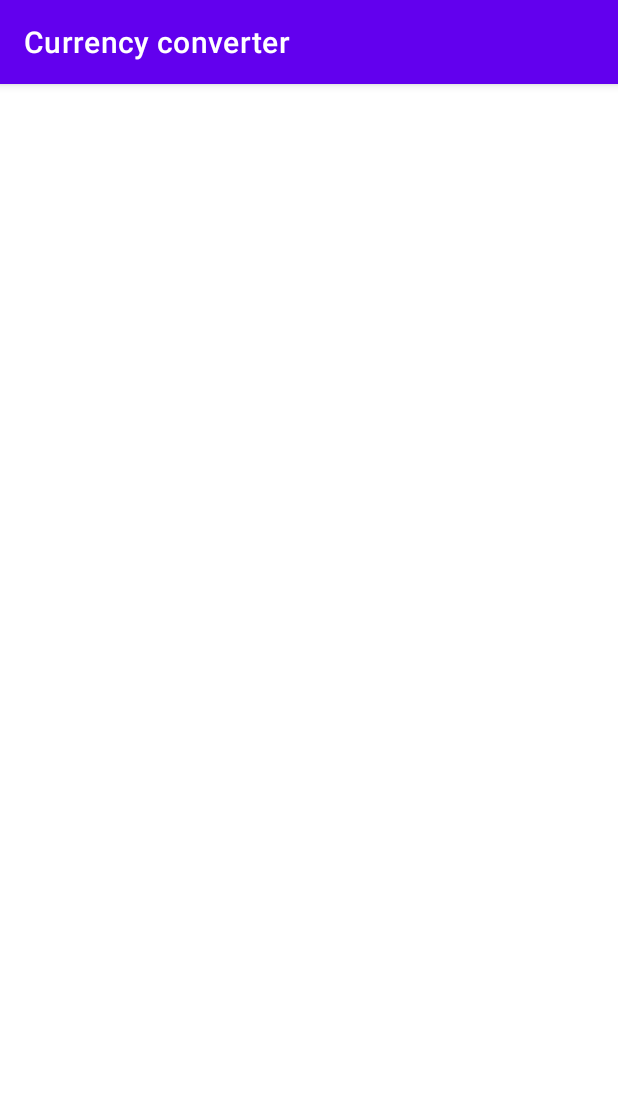
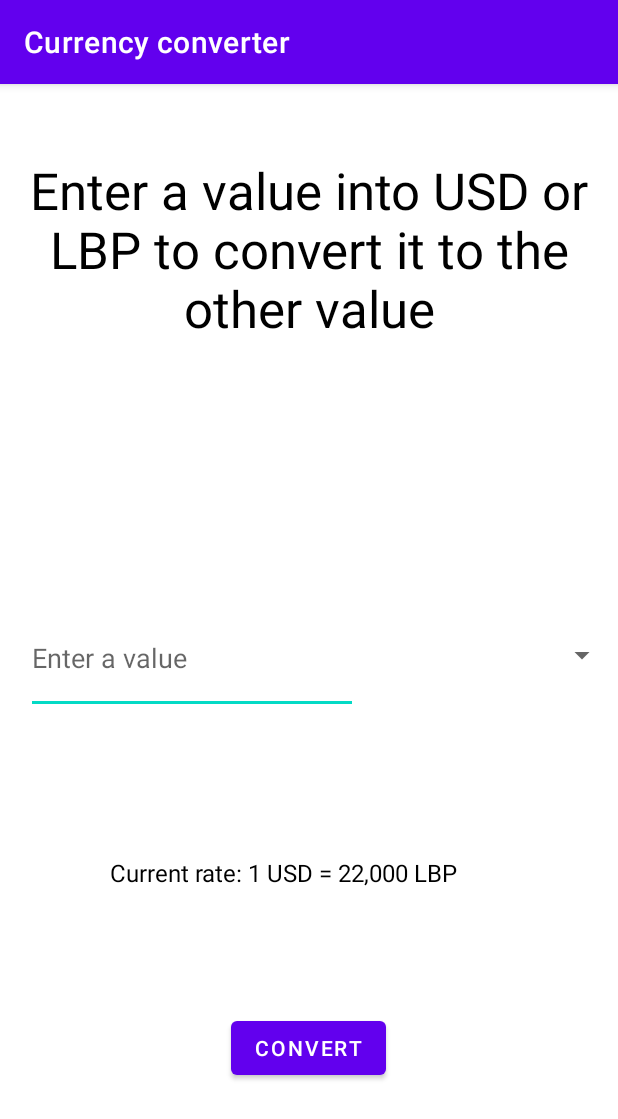
Before and after one commit to TouficAlRifaii/CSC498G-Project-1, an Android app: the screen it shows after launch (Convert), after a tap on "START", on a phone screen of 412 x 824 dp. Shown: the top 1119 px of the screen. Run offline under Robolectric (Android 15) with nearby library versions, the phone set to English and light mode, and no system bars.

Commit message:
in this commit i started designing the second page of the app and i implemented the spinner i also added a nice little easter egg that consists of clicking on the image view and it plays the sound of a coin bag

```diff
--- a/AndroidStudioProjects/Frontend/Currencyconverter/app/src/main/java/com/lau/currencyconverter/MainActivity.java
+++ b/AndroidStudioProjects/Frontend/Currencyconverter/app/src/main/java/com/lau/currencyconverter/MainActivity.java
@@ -3,23 +3,34 @@ package com.lau.currencyconverter;
 import androidx.appcompat.app.AppCompatActivity;
 
 import android.content.Intent;
+import android.media.MediaPlayer;
 import android.os.Bundle;
 import android.view.View;
 import android.widget.Button;
+import android.widget.ImageView;
 
 public class MainActivity extends AppCompatActivity {
 
     private Button button;
+    private ImageView image;
+    MediaPlayer player;
     @Override
     protected void onCreate(Bundle savedInstanceState) {
         super.onCreate(savedInstanceState);
         setContentView(R.layout.activity_main);
         button=(Button) findViewById(R.id.next);
+        image = (ImageView) findViewById(R.id.imageView2);
     }
 
     public void start(View v){
         Intent intent= new Intent(getApplicationContext(),Convert.class);
         startActivity(intent);
     }
+    public void play (View v){
+        if (player == null){
+            player = MediaPlayer.create(getApplicationContext(),R.raw.coindrop);
+        }
+        player.start();
+    }
 
 }
--- a/AndroidStudioProjects/Frontend/Currencyconverter/app/src/main/res/layout/activity_convert.xml
+++ b/AndroidStudioProjects/Frontend/Currencyconverter/app/src/main/res/layout/activity_convert.xml
@@ -2,8 +2,83 @@
 <androidx.constraintlayout.widget.ConstraintLayout xmlns:android="http://schemas.android.com/apk/res/android"
     xmlns:app="http://schemas.android.com/apk/res-auto"
     xmlns:tools="http://schemas.android.com/tools"
+    android:id="@+id/layout"
     android:layout_width="match_parent"
     android:layout_height="match_parent"
-    tools:context=".Convert">
+    tools:context=".MainActivity">
+
+    <TextView
+        android:id="@+id/welcome"
+        android:layout_width="383dp"
+        android:layout_height="214dp"
+        android:layout_marginStart="14dp"
+        android:layout_marginTop="29dp"
+        android:layout_marginEnd="14dp"
+        android:layout_marginBottom="488dp"
+        android:text="Enter a value into USD or LBP to convert it to the other value"
+        android:textAlignment="center"
+        android:textColor="#000000"
+        android:textSize="34sp"
+        app:layout_constraintBottom_toBottomOf="parent"
+        app:layout_constraintEnd_toEndOf="parent"
+        app:layout_constraintHorizontal_bias="1.0"
+        app:layout_constraintStart_toStartOf="parent"
+        app:layout_constraintTop_toTopOf="parent"
+        tools:text="Enter a value into USD or LBP to convert it to the other value" />
+
+    <TextView
+        android:id="@+id/rate"
+        android:layout_width="265dp"
+        android:layout_height="57dp"
+        android:layout_marginStart="73dp"
+        android:layout_marginEnd="73dp"
+        android:text="Current rate: 1 USD = 22,000 LBP"
+        android:textColor="#000000"
+        android:textSize="16sp"
+        app:layout_constraintBottom_toBottomOf="parent"
+        app:layout_constraintEnd_toEndOf="parent"
+        app:layout_constraintHorizontal_bias="0.0"
+        app:layout_constraintStart_toStartOf="parent"
+        app:layout_constraintTop_toTopOf="parent"
+        app:layout_constraintVertical_bias="0.724" />
+
+    <Button
+        android:id="@+id/convert"
+        android:layout_width="wrap_content"
+        android:layout_height="wrap_content"
+        android:layout_marginStart="157dp"
+        android:layout_marginEnd="160dp"
+        android:text="Convert"
+        app:layout_constraintBottom_toBottomOf="parent"
+        app:layout_constraintEnd_toEndOf="parent"
+        app:layout_constraintHorizontal_bias="0.4"
+        app:layout_constraintStart_toStartOf="parent"
+        app:layout_constraintTop_toTopOf="parent"
+        app:layout_constraintVertical_bias="0.859" />
+
+    <EditText
+        android:id="@+id/editTextTextPersonName"
+        android:layout_width="221dp"
+        android:layout_height="74dp"
+        android:ems="10"
+        android:hint="Enter a value"
+        android:inputType="textPersonName"
+        app:layout_constraintBottom_toBottomOf="parent"
+        app:layout_constraintEnd_toEndOf="parent"
+        app:layout_constraintHorizontal_bias="0.091"
+        app:layout_constraintStart_toStartOf="parent"
+        app:layout_constraintTop_toTopOf="parent"
+        app:layout_constraintVertical_bias="0.499" />
+
+    <Spinner
+        android:id="@+id/value"
+        android:layout_width="174dp"
+        android:layout_height="69dp"
+        app:layout_constraintBottom_toBottomOf="parent"
+        app:layout_constraintEnd_toEndOf="parent"
+        app:layout_constraintHorizontal_bias="1.0"
+        app:layout_constraintStart_toStartOf="parent"
+        app:layout_constraintTop_toTopOf="parent"
+        app:layout_constraintVertical_bias="0.495" />
 
 </androidx.constraintlayout.widget.ConstraintLayout>
--- a/AndroidStudioProjects/Frontend/Currencyconverter/app/src/main/res/layout/activity_main.xml
+++ b/AndroidStudioProjects/Frontend/Currencyconverter/app/src/main/res/layout/activity_main.xml
@@ -38,6 +38,7 @@
         android:id="@+id/imageView2"
         android:layout_width="414dp"
         android:layout_height="373dp"
+        android:onClick="play"
         app:layout_constraintBottom_toBottomOf="parent"
         app:layout_constraintEnd_toEndOf="parent"
         app:layout_constraintHorizontal_bias="1.0"
--- a/AndroidStudioProjects/Frontend/Currencyconverter/app/src/main/res/values/strings.xml
+++ b/AndroidStudioProjects/Frontend/Currencyconverter/app/src/main/res/values/strings.xml
@@ -1,3 +1,10 @@
 <resources>
     <string name="app_name">Currency converter</string>
+
+    <string-array name="value">
+        <item>--Select item--</item>
+        <item>LBP</item>
+        <item>USD</item>
+
+    </string-array>
 </resources>
```
Also changed, not shown: AndroidStudioProjects/Frontend/Currencyconverter/app/src/main/java/com/lau/currencyconverter/Convert.java (+7 -1 lines), AndroidStudioProjects/Frontend/Currencyconverter/app/src/main/res/drawable/img.png (added), 1 other file.
